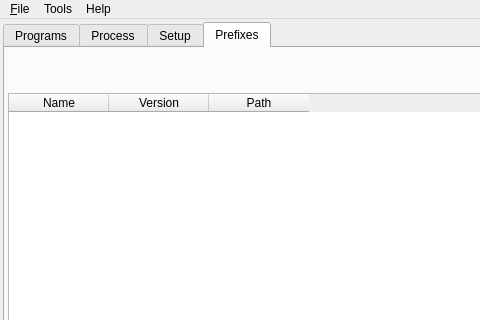
The window that src/uis/MainWindow.ui (brezerk/q4wine) describes before a commit, drawn with Qt 5; both pictures show x 0 to 480 and y 0 to 320 of the 617 by 529 pixel window.
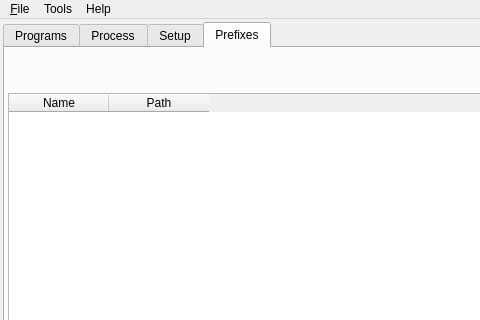
The same window after the commit. The open tabs and pages were chosen to show the change. Icons and pictures are not drawn.

```diff
--- a/src/uis/MainWindow.ui
+++ b/src/uis/MainWindow.ui
@@ -434,11 +434,6 @@
             <string>Name</string>
            </property>
           </column>
-          <column>
-           <property name="text">
-            <string>Version</string>
-           </property>
-          </column>
           <column>
            <property name="text">
             <string>Path</string>
```
